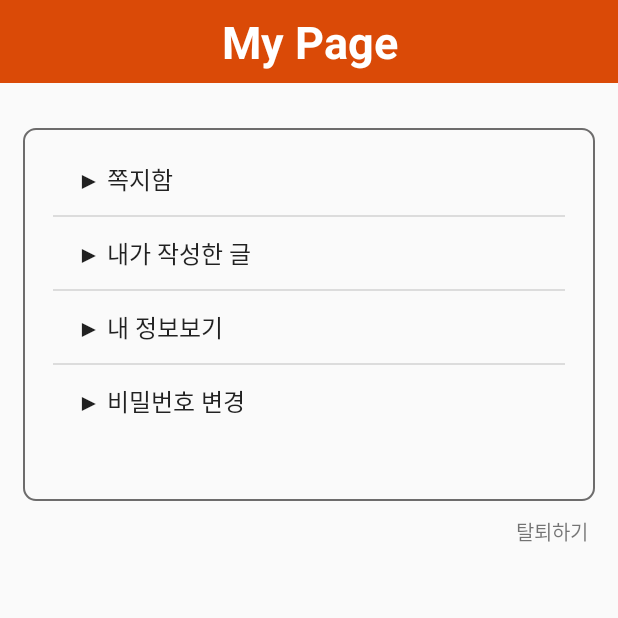
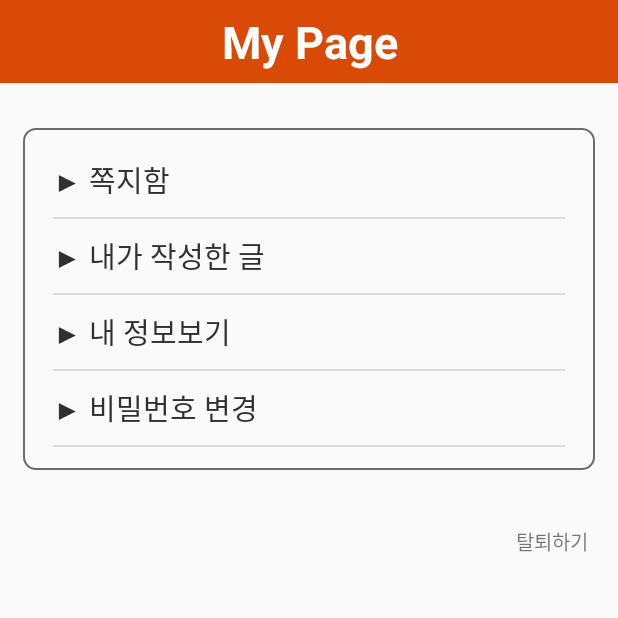
Before and after one commit to seoYeongGH/ScheduleApp, an Android app: the MyPage screen opened directly, with no data from a screen before it, after a tap on "▶ 내 정보보기", on a phone screen of 412 x 824 dp, the top half of it. Run offline under Robolectric (Android 15) with nearby library versions, the phone set to English and light mode, and no system bars.

Commit message:
Modify -MyPage
Implement menu lists from listview to recylcerview

```diff
--- a/app/build.gradle
+++ b/app/build.gradle
@@ -32,5 +32,7 @@ dependencies {
     implementation 'com.squareup.retrofit2:converter-gson:2.6.0'
     implementation 'com.google.code.gson:gson:2.8.0'
 
+    implementation 'androidx.recyclerview:recyclerview:1.0.0'
+
     implementation 'com.prolificinteractive:material-calendarview:1.4.3'
 }
--- /dev/null
+++ b/app/src/main/java/com/example/scheduleapp/MenuAdapter.java
@@ -0,0 +1,93 @@
+package com.example.scheduleapp;
+
+import android.content.Context;
+import android.text.Layout;
+import android.view.LayoutInflater;
+import android.view.View;
+import android.view.ViewGroup;
+import android.widget.TextView;
+
+import androidx.annotation.NonNull;
+import androidx.recyclerview.widget.RecyclerView;
+
+import java.util.ArrayList;
+
+public class MenuAdapter extends RecyclerView.Adapter<MenuAdapter.ViewHolder>implements OnMenuItemClickedListener{
+    public interface OnListItemSelectedInterfcae{
+        void onItemSelected(View v, int position);
+    }
+
+    private OnMenuItemClickedListener selectListener;
+    Context context;
+
+    ArrayList<String> strMenus = new ArrayList<String>();
+
+    public MenuAdapter(Context context){
+        this.context = context;
+    }
+    static class ViewHolder extends RecyclerView.ViewHolder{
+        TextView textView;
+
+        public ViewHolder(View itemView, final OnMenuItemClickedListener listener){
+            super(itemView);
+            textView = itemView.findViewById(R.id.textView);
+
+            itemView.setOnClickListener(new View.OnClickListener(){
+                public void onClick(View v){
+                    int position = getAdapterPosition();
+                    if(listener !=null)
+                        listener.onItemClick(ViewHolder.this, v, position);
+                }
+            });
+        }
+
+        public void setItem(String str){
+            textView.setText(str);
+        }
+    }
+
+    @NonNull
+    @Override
+    public ViewHolder onCreateViewHolder(@NonNull ViewGroup parent, int viewType) {
+        LayoutInflater inflater = LayoutInflater.from(parent.getContext());
+        View menuView = inflater.inflate(R.layout.one_textview,parent,false);
+
+        return new ViewHolder(menuView, this);
+    }
+
+    @Override
+    public void onBindViewHolder(@NonNull ViewHolder holder, int position) {
+        String strMenu = strMenus.get(position);
+        holder.setItem(strMenu);
+    }
+
+    public void onItemClick(ViewHolder holder, View view, int position){
+        if(selectListener != null)
+            selectListener.onItemClick(holder,view,position);
+    }
+
+    public void setOnMenuItemClickedListener(OnMenuItemClickedListener listener){
+        selectListener = listener;
+    }
+    @Override
+    public int getItemCount() {
+        return strMenus.size();
+    }
+
+    public void setItem(int position,String str){
+        strMenus.set(position,str);
+    }
+
+    public String getItem(int position){
+        return strMenus.get(position);
+    }
+
+    public void addItem(String str){
+        strMenus.add(str);
+    }
+
+    public void setItems(ArrayList<String> strList){
+        strMenus = strList;
+    }
+
+}
--- a/app/src/main/java/com/example/scheduleapp/MyPage.java
+++ b/app/src/main/java/com/example/scheduleapp/MyPage.java
@@ -1,10 +1,16 @@
 package com.example.scheduleapp;
 
+import androidx.annotation.NonNull;
 import androidx.appcompat.app.AppCompatActivity;
+import androidx.recyclerview.widget.DividerItemDecoration;
+import androidx.recyclerview.widget.LinearLayoutManager;
+import androidx.recyclerview.widget.RecyclerView;
 
 import android.content.Intent;
+import android.graphics.Rect;
 import android.os.Bundle;
 import android.util.Log;
+import android.view.Menu;
 import android.view.View;
 import android.widget.AdapterView;
 import android.widget.ArrayAdapter;
@@ -22,9 +28,10 @@ import retrofit2.Callback;
 import retrofit2.Response;
 import retrofit2.Retrofit;
 
-public class MyPage extends AppCompatActivity {
+public class MyPage extends AppCompatActivity{
     TextView txtInfo;
     TextView txtWithdraw;
+    RecyclerView menuList;
 
     private String id;
     private boolean isShow;
@@ -46,15 +53,17 @@ public class MyPage extends AppCompatActivity {
                 startActivity(intent);
             }
         });
-
-        final String[] arrMenu = {"▶ 쪽지함","▶ 내가 작성한 글", "▶ 내 정보보기", "▶ 비밀번호 변경"};
-        isShow = false;
-
         HashMap hashMap = new HashMap();
         hashMap.put("doing","getInfo");
         hashMap.put("id",id);
 
         getCommunication(hashMap);
+
+        /*
+        final String[] arrMenu = {"▶ 쪽지함","▶ 내가 작성한 글", "▶ 내 정보보기", "▶ 비밀번호 변경"};
+
+        isShow = false;
+
 
         ArrayAdapter adapter = new ArrayAdapter(this, android.R.layout.simple_list_item_1, arrMenu);
 
@@ -78,7 +87,43 @@ public class MyPage extends AppCompatActivity {
                     startActivity(intent);
                 }
             }
+        });*/
+
+        menuList = findViewById(R.id.listMyMenu);
+        LinearLayoutManager layoutManager = new LinearLayoutManager(this,LinearLayoutManager.VERTICAL,false);
+        menuList.setLayoutManager(layoutManager);
+        MenuAdapter menuAdapter = new MenuAdapter(getApplicationContext());
+        menuAdapter.addItem("▶ 쪽지함");
+        menuAdapter.addItem("▶ 내가 작성한 글");
+        menuAdapter.addItem("▶ 내 정보보기");
+        menuAdapter.addItem("▶ 비밀번호 변경");
+        menuList.setAdapter(menuAdapter);
+
+        isShow = false;
+        menuAdapter.setOnMenuItemClickedListener(new OnMenuItemClickedListener() {
+            @Override
+            public void onItemClick(MenuAdapter.ViewHolder holder, View view, int position) {
+                if(position == 2){
+                    if(isShow)
+                        txtInfo.setTextSize(0);
+                    else
+                        txtInfo.setTextSize(20);
+
+                    isShow = !isShow;
+                }
+                else if(position ==3){
+                    Intent intent = new Intent(getApplicationContext(),ChangePwPage.class);
+                    intent.setFlags(Intent.FLAG_ACTIVITY_REORDER_TO_FRONT);
+                    startActivity(intent);
+                }
+            }
         });
+        DividerItemDecoration dividerItemDecoration =
+                new DividerItemDecoration(menuList.getContext(),new LinearLayoutManager(this).getOrientation());
+        menuList.addItemDecoration(dividerItemDecoration);
+
+        RecyclerDecoration recyclerDecoration = new RecyclerDecoration(15);
+        menuList.addItemDecoration(recyclerDecoration);
     }
 
     private void getCommunication (HashMap hashMap){
@@ -106,4 +151,22 @@ public class MyPage extends AppCompatActivity {
             }
         });
     }
+
+    public class RecyclerDecoration extends RecyclerView.ItemDecoration {
+
+        private final int divHeight;
+
+
+        public RecyclerDecoration(int divHeight) {
+            this.divHeight = divHeight;
+        }
+
+        @Override
+        public void getItemOffsets(@NonNull Rect outRect, @NonNull View view, @NonNull RecyclerView parent, @NonNull RecyclerView.State state) {
+            super.getItemOffsets(outRect, view, parent, state);
+                outRect.bottom = divHeight;
+                outRect.top = divHeight;
+
+        }
+    }
 }
--- /dev/null
+++ b/app/src/main/java/com/example/scheduleapp/OnMenuItemClickedListener.java
@@ -0,0 +1,7 @@
+package com.example.scheduleapp;
+
+import android.view.View;
+
+public interface OnMenuItemClickedListener {
+    public void onItemClick(MenuAdapter.ViewHolder holder, View view, int position);
+}
--- /dev/null
+++ b/app/src/main/res/drawable/onday_background.xml
@@ -0,0 +1,6 @@
+<?xml version="1.0" encoding="utf-8"?>
+<shape xmlns:android="http://schemas.android.com/apk/res/android"
+    android:shape="rectangle">
+    <corners android:radius="3dp"/>
+    <solid android:color="#A1AD85"/>
+</shape>
--- a/app/src/main/res/drawable/select_background.xml
+++ b/app/src/main/res/drawable/select_background.xml
@@ -3,5 +3,5 @@
        android:shape="rectangle">
     <solid android:color="#00000000"/>
     <corners android:radius="1.5dp"/>
-    <stroke android:color="#FFFF8100" android:width="1dp"/>
+    <stroke android:color="#FF648D01" android:width="1dp"/>
 </shape>
--- a/app/src/main/res/layout/mypage_activity.xml
+++ b/app/src/main/res/layout/mypage_activity.xml
@@ -32,12 +32,11 @@
         android:paddingRight="20dp"
         android:paddingBottom="15dp">
 
-        <ListView
-            android:id="@+id/lstMyMenu"
+        <androidx.recyclerview.widget.RecyclerView
+            android:id="@+id/listMyMenu"
             android:layout_width="match_parent"
-            android:layout_height="wrap_content">
-
-        </ListView>
+            android:layout_height="match_parent" />
+    </LinearLayout>
 
     <TextView
         android:id="@+id/txtInfo"
@@ -46,7 +45,6 @@
         android:layout_marginLeft="20dp"
         android:textColor="#000000"
         android:textSize="0sp" />
-    </LinearLayout>
 
     <TextView
         android:id="@+id/txtWithdraw"
--- /dev/null
+++ b/app/src/main/res/layout/one_textview.xml
@@ -0,0 +1,13 @@
+<?xml version="1.0" encoding="utf-8"?>
+<LinearLayout xmlns:android="http://schemas.android.com/apk/res/android"
+    android:layout_width="match_parent"
+    android:layout_height="wrap_content"
+    android:orientation="vertical">
+
+    <TextView
+        android:id="@+id/textView"
+        android:layout_width="match_parent"
+        android:layout_height="wrap_content"
+        android:textColor="#303030"
+        android:textSize="19sp" />
+</LinearLayout>
--- a/app/src/main/res/values/styles.xml
+++ b/app/src/main/res/values/styles.xml
@@ -18,7 +18,7 @@
     </style>
 
     <style name="onDayText" parent="@android:style/Widget.TextView">
-        <item name="android:textColor">#2A7901</item>
+        <item name="android:textColor">#375000</item>
         <item name="android:textSize">13sp</item>
         <item name="android:textStyle">bold</item>
     </style>
```
Also changed, not shown: app/src/main/java/com/example/scheduleapp/fragment/AfterLoginFragment.java (+33 -14 lines), app/src/main/java/com/example/scheduleapp/structure/TotalSchedule.java (deleted, +0 -51 lines). Lines whose indentation alone changed are shown as unchanged.
